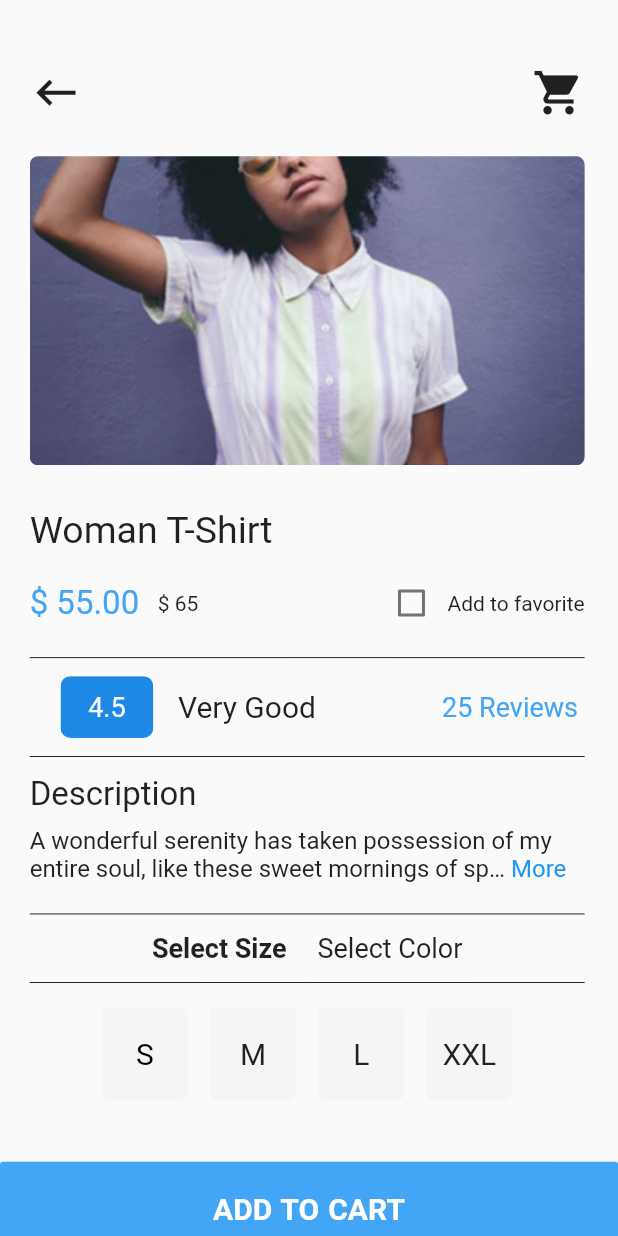
After one commit to HarounTaHa/Bolt-Ecommerce, a Flutter app: the screen it shows after launch, after a tap on "$ 55.00", on a phone screen of 412 x 824 dp. The commit adds this screen. Run offline on Flutter 3.47's test engine with Material 2 defaults, Android fonts, the phone set to English and light mode, and no system bars; drawn by our look-alikes of expandable_text.

Commit message:
Create product details screen

```diff
--- a/lib/Model/product.dart
+++ b/lib/Model/product.dart
@@ -8,18 +8,18 @@ class Product {
 }
 
 List productFeatured = [
-  Product('assets/woman_1.png', 'Woman T-Shirt', '\$55.00',
-      'A wonderful serenity has taken possession of my entire soul.'),
-  Product('assets/man_1.png', 'Man T-Shirt', '\$34.00',
-      'A wonderful serenity has taken possession of my entire soul.'),
-  Product('assets/woman_2.png', 'Woman T-Shirt', '\$34.00',
-      'A wonderful serenity has taken possession of my entire soul.'),
-  Product('assets/woman_4.png', 'Blezer', '\$34.00',
-      'A wonderful serenity has taken possession of my entire soul.'),
-  Product('assets/man_3.png', 'Shirt', '\$34.00',
-      'A wonderful serenity has taken possession of my entire soul.'),
-  Product('assets/woman_5.png', 'T-Shirt', '\$34.00',
-      'A wonderful serenity has taken possession of my entire soul.'),
+  Product('assets/woman_1.png', 'Woman T-Shirt', '\$ 55.00',
+      'A wonderful serenity has taken possession of my entire soul, like these sweet mornings of spring which I enjoy with my whole heart. I am alone, and feel the charm of existence in this spot, which was created for the bliss of souls like mine.'),
+  Product('assets/man_1.png', 'Man T-Shirt', '\$ 34.00',
+      'A wonderful serenity has taken possession of my entire soul, like these sweet mornings of spring which I enjoy with my whole heart. I am alone, and feel the charm of existence in this spot, which was created for the bliss of souls like mine.'),
+  Product('assets/woman_2.png', 'Woman T-Shirt', '\$ 34.00',
+      'A wonderful serenity has taken possession of my entire soul, like these sweet mornings of spring which I enjoy with my whole heart. I am alone, and feel the charm of existence in this spot, which was created for the bliss of souls like mine.'),
+  Product('assets/woman_4.png', 'Blezer', '\$ 34.00',
+      'A wonderful serenity has taken possession of my entire soul, like these sweet mornings of spring which I enjoy with my whole heart. I am alone, and feel the charm of existence in this spot, which was created for the bliss of souls like mine.'),
+  Product('assets/man_3.png', 'Shirt', '\$ 34.00',
+      'A wonderful serenity has taken possession of my entire soul, like these sweet mornings of spring which I enjoy with my whole heart. I am alone, and feel the charm of existence in this spot, which was created for the bliss of souls like mine.'),
+  Product('assets/woman_5.png', 'T-Shirt', '\$ 34.00',
+      'A wonderful serenity has taken possession of my entire soul, like these sweet mornings of spring which I enjoy with my whole heart. I am alone, and feel the charm of existence in this spot, which was created for the bliss of souls like mine.'),
 ];
 List productBestSell = [
   Product('assets/woman_3.png', 'Woman T-Shirt', '\$24.00',
--- a/lib/home_screen.dart
+++ b/lib/home_screen.dart
@@ -2,6 +2,7 @@ import 'dart:math';
 
 import 'package:boltecommerceapp/Model/category.dart';
 import 'package:boltecommerceapp/Model/product.dart';
+import 'package:boltecommerceapp/product_details.dart';
 import 'package:boltecommerceapp/see_all_screen.dart';
 import 'package:flutter/material.dart';
 
@@ -122,12 +123,15 @@ class _HomeScreenState extends State<HomeScreen> {
                               color: Colors.black,
                               fontSize: SizeConfig.safeBlockHorizontal * 5),
                         ),
-                        Text(
-                          'See all',
-                          style: TextStyle(
-                              letterSpacing: 0.2,
-                              color: Colors.black54,
-                              fontSize: SizeConfig.safeBlockHorizontal * 3.5),
+                        GestureDetector(
+                          onTap: () {},
+                          child: Text(
+                            'See all',
+                            style: TextStyle(
+                                letterSpacing: 0.2,
+                                color: Colors.black54,
+                                fontSize: SizeConfig.safeBlockHorizontal * 3.5),
+                          ),
                         ),
                       ],
                     ),
@@ -256,7 +260,16 @@ class _HomeScreenState extends State<HomeScreen> {
                                   right: SizeConfig.safeBlockHorizontal * 3.5),
                               width: SizeConfig.safeBlockHorizontal * 35,
                               child: GestureDetector(
-                                onTap: () {},
+                                onTap: () {
+                                  Navigator.push(
+                                      context,
+                                      MaterialPageRoute(
+                                          builder: (context) =>
+                                              ProductDetails(),
+                                          settings: RouteSettings(
+                                              arguments: _listProductFeatured[
+                                                  index])));
+                                },
                                 child: Column(
                                   children: [
                                     ClipRRect(
@@ -360,7 +373,16 @@ class _HomeScreenState extends State<HomeScreen> {
                                   right: SizeConfig.safeBlockHorizontal * 3.5),
                               width: SizeConfig.safeBlockHorizontal * 35,
                               child: GestureDetector(
-                                onTap: () {},
+                                onTap: () {
+                                  Navigator.push(
+                                      context,
+                                      MaterialPageRoute(
+                                          builder: (context) =>
+                                              ProductDetails(),
+                                          settings: RouteSettings(
+                                              arguments: _listProductBestSell[
+                                                  index])));
+                                },
                                 child: Column(
                                   children: [
                                     ClipRRect(
--- /dev/null
+++ b/lib/product_details.dart
@@ -0,0 +1,306 @@
+import 'package:boltecommerceapp/Utility/config.dart';
+import 'package:expandable_text/expandable_text.dart';
+import 'package:flutter/cupertino.dart';
+import 'package:flutter/material.dart';
+
+import 'Model/product.dart';
+
+class ProductDetails extends StatefulWidget {
+  @override
+  _ProductDetailsState createState() => _ProductDetailsState();
+}
+
+class _ProductDetailsState extends State<ProductDetails> {
+  bool checkBoxValue = false;
+  int _selected = 0;
+
+  @override
+  Widget build(BuildContext context) {
+    Product product = ModalRoute.of(context).settings.arguments;
+    return Scaffold(
+      body: SingleChildScrollView(
+        child: Column(
+          children: [
+            Padding(
+              padding: EdgeInsets.only(
+                  left: SizeConfig.safeBlockVertical * 2.4,
+                  top: SizeConfig.safeBlockVertical * 5.4,
+                  right: SizeConfig.blockSizeHorizontal * 5.4),
+              child: Container(
+                child: Column(
+                  crossAxisAlignment: CrossAxisAlignment.start,
+                  children: [
+                    Row(
+                      mainAxisAlignment: MainAxisAlignment.spaceBetween,
+                      children: [
+                        Icon(
+                          Icons.keyboard_backspace,
+                          size: 35,
+                        ),
+                        Icon(
+                          Icons.shopping_cart,
+                          size: 35,
+                        ),
+                      ],
+                    ),
+                    SizedBox(
+                      height: SizeConfig.safeBlockVertical * 3,
+                    ),
+                    Stack(
+                      children: [
+                        ClipRRect(
+                          borderRadius: BorderRadius.circular(5.5),
+                          child: Image.asset(
+                            '${product.imageUrl}',
+                            fit: BoxFit.cover,
+                            width: SizeConfig.screenWidth,
+                            height: SizeConfig.safeBlockVertical * 25,
+                          ),
+                        ),
+                      ],
+                    ),
+                    SizedBox(
+                      height: SizeConfig.safeBlockVertical * 3.5,
+                    ),
+                    Text(
+                      '${product.name}',
+                      style: TextStyle(fontSize: 25),
+                    ),
+                    SizedBox(
+                      height: 10,
+                    ),
+                    Row(
+                      mainAxisAlignment: MainAxisAlignment.spaceBetween,
+                      children: [
+                        Text(
+                          '${product.price}',
+                          style:
+                              TextStyle(fontSize: 22, color: Colors.blue[400]),
+                        ),
+                        SizedBox(
+                          width: SizeConfig.safeBlockHorizontal * 3,
+                        ),
+                        Stack(
+                          children: [
+                            Text('\$ 65'),
+                            Center(
+                              child: Divider(
+                                color: Colors.red,
+                                height: 0.5,
+                              ),
+                            )
+                          ],
+                        ),
+                        Spacer(),
+                        Checkbox(
+                            value: checkBoxValue,
+                            onChanged: (bool value) {
+                              setState(() {
+                                checkBoxValue = value;
+                              });
+                            }),
+                        Text('Add to favorite'),
+                      ],
+                    ),
+                    Divider(
+                      color: Colors.black87,
+                      height: SizeConfig.safeBlockVertical * 3,
+                    ),
+                    Row(
+                      mainAxisAlignment: MainAxisAlignment.spaceBetween,
+                      children: [
+                        SizedBox(
+                          width: SizeConfig.safeBlockHorizontal * 5,
+                        ),
+                        ClipRRect(
+                          borderRadius: BorderRadius.circular(6.5),
+                          child: Container(
+                            height: SizeConfig.safeBlockVertical * 5,
+                            width: SizeConfig.safeBlockHorizontal * 15,
+                            color: Colors.blue[600],
+                            child: Center(
+                              child: Text(
+                                '4.5',
+                                style: TextStyle(
+                                    fontSize: 18, color: Colors.white),
+                              ),
+                            ),
+                          ),
+                        ),
+                        SizedBox(
+                          width: SizeConfig.safeBlockHorizontal * 4,
+                        ),
+                        Text(
+                          'Very Good',
+                          style: TextStyle(fontSize: 20),
+                        ),
+                        Spacer(),
+                        Text(
+                          '25 Reviews ',
+                          style:
+                              TextStyle(fontSize: 18, color: Colors.blue[400]),
+                        ),
+                      ],
+                    ),
+                    Divider(
+                      color: Colors.black87,
+                      height: SizeConfig.safeBlockVertical * 3,
+                    ),
+                    Text(
+                      'Description',
+                      style: TextStyle(fontSize: 22),
+                    ),
+                    Padding(
+                      padding: EdgeInsets.only(top: 8, right: 8),
+                      child: ExpandableText('${product.description}',
+                          style: TextStyle(fontSize: 16),
+                          expandText: 'More',
+                          collapseText: 'Show less'),
+                    ),
+                    SizedBox(
+                      height: SizeConfig.safeBlockVertical * 1,
+                    ),
+                    Divider(
+                      color: Colors.black87,
+                      height: SizeConfig.safeBlockVertical * 3,
+                    ),
+                    Row(
+                      mainAxisAlignment: MainAxisAlignment.center,
+                      children: [
+                        Text(
+                          'Select Size',
+                          style: TextStyle(
+                              fontWeight: FontWeight.bold, fontSize: 18),
+                        ),
+                        SizedBox(
+                          width: SizeConfig.safeBlockHorizontal * 5,
+                        ),
+                        Text(
+                          'Select Color',
+                          style: TextStyle(fontSize: 18),
+                        ),
+                      ],
+                    ),
+                    Divider(
+                      color: Colors.black87,
+                      height: SizeConfig.safeBlockVertical * 3,
+                    ),
+                    SizedBox(
+                      height: SizeConfig.safeBlockHorizontal * 1,
+                    ),
+                    Row(
+                      mainAxisAlignment: MainAxisAlignment.center,
+                      children: [
+                        GestureDetector(
+                          onTap: () {
+                            setState(() {
+                              if (_selected == 0)
+                                _selected = 1;
+                              else
+                                _selected = 0;
+                            });
+                          },
+                          child: ClipRRect(
+                            borderRadius: BorderRadius.circular(5),
+                            child: Container(
+                              color: _selected == 0
+                                  ? Colors.grey[100]
+                                  : Colors.blue,
+                              height: SizeConfig.safeBlockVertical * 7.5,
+                              width: SizeConfig.safeBlockHorizontal * 14,
+                              child: Center(
+                                child: Text(
+                                  'S',
+                                  style: TextStyle(
+                                      fontSize: 20,
+                                      color: _selected == 0
+                                          ? Colors.black
+                                          : Colors.white),
+                                ),
+                              ),
+                            ),
+                          ),
+                        ),
+                        SizedBox(
+                          width: SizeConfig.safeBlockHorizontal * 3.5,
+                        ),
+                        ClipRRect(
+                          borderRadius: BorderRadius.circular(5),
+                          child: Container(
+                            color: Colors.grey[100],
+                            height: SizeConfig.safeBlockVertical * 7.5,
+                            width: SizeConfig.safeBlockHorizontal * 14,
+                            child: Center(
+                              child: Text(
+                                'M',
+                                style: TextStyle(fontSize: 20),
+                              ),
+                            ),
+                          ),
+                        ),
+                        SizedBox(
+                          width: SizeConfig.safeBlockHorizontal * 3.5,
+                        ),
+                        ClipRRect(
+                          borderRadius: BorderRadius.circular(5),
+                          child: Container(
+                            color: Colors.grey[100],
+                            height: SizeConfig.safeBlockVertical * 7.5,
+                            width: SizeConfig.safeBlockHorizontal * 14,
+                            child: Center(
+                              child: Text(
+                                'L',
+                                style: TextStyle(fontSize: 20),
+                              ),
+                            ),
+                          ),
+                        ),
+                        SizedBox(
+                          width: SizeConfig.safeBlockHorizontal * 3.5,
+                        ),
+                        ClipRRect(
+                          borderRadius: BorderRadius.circular(5),
+                          child: Container(
+                            color: Colors.grey[100],
+                            height: SizeConfig.safeBlockVertical * 7.5,
+                            width: SizeConfig.safeBlockHorizontal * 14,
+                            child: Center(
+                              child: Text(
+                                'XXL',
+                                style: TextStyle(fontSize: 20),
+                              ),
+                            ),
+                          ),
+                        ),
+                      ],
+                    ),
+                  ],
+                ),
+              ),
+            ),
+            SizedBox(
+              height: SizeConfig.safeBlockVertical * 5,
+            ),
+            Container(
+              width: SizeConfig.screenWidth,
+              child: RaisedButton(
+                textColor: Colors.white,
+                padding: EdgeInsets.symmetric(vertical: 20, horizontal: 20),
+                onPressed: () {},
+                elevation: 2,
+                color: Colors.blue[400],
+                child: Text(
+                  'ADD TO CART',
+                  style: TextStyle(
+                      fontSize: 20,
+                      fontWeight: FontWeight.bold,
+                      wordSpacing: 1),
+                ),
+              ),
+            ),
+          ],
+        ),
+      ),
+    );
+  }
+}
--- a/pubspec.yaml
+++ b/pubspec.yaml
@@ -28,6 +28,8 @@ dependencies:
   # The following adds the Cupertino Icons font to your application.
   # Use with the CupertinoIcons class for iOS style icons.
   cupertino_icons: ^1.0.0
+  expandable_text: ^0.1.0
+
 
 dev_dependencies:
   flutter_test:
```
Also changed, not shown: pubspec.lock.
